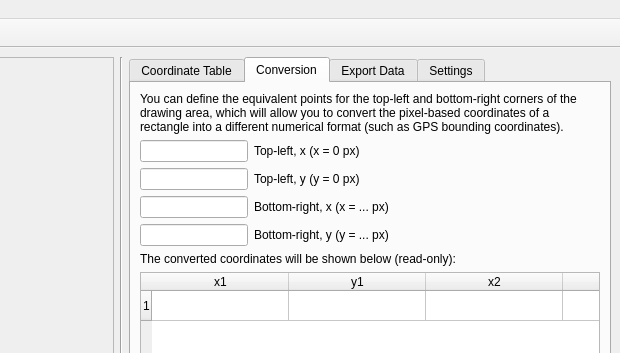
Qt form src/main/resources/base/rectmap.ui (lgactna/RectangleMappingTool) before a commit; both pictures show x 378 to 998 and y 0 to 353 of the 998 by 744 pixel window.
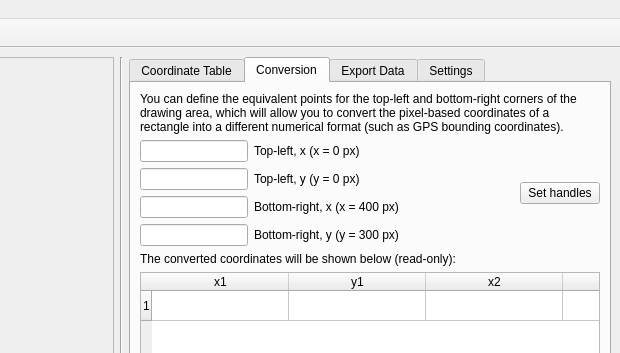
The same form after that commit. The open tabs and pages were chosen to show the change.

Commit message: implement data clear, size text updates

```diff
--- a/src/main/resources/base/rectmap.ui
+++ b/src/main/resources/base/rectmap.ui
@@ -212,6 +212,8 @@
          </widget>
         </item>
         <item>
+         <layout class="QHBoxLayout" name="horizontalLayout_5">
+          <item>
          <layout class="QFormLayout" name="formLayout">
           <item row="0" column="0">
            <widget class="QLineEdit" name="conv_x1_edit"/>
@@ -239,7 +241,7 @@
           <item row="2" column="1">
            <widget class="QLabel" name="conv_x2_label">
             <property name="text">
-             <string>Bottom-right, x (x = ... px)</string>
+               <string>Bottom-right, x (x = 400 px)</string>
             </property>
            </widget>
           </item>
@@ -249,7 +251,16 @@
           <item row="3" column="1">
            <widget class="QLabel" name="conv_y2_label">
             <property name="text">
-             <string>Bottom-right, y (y = ... px)</string>
+               <string>Bottom-right, y (y = 300 px)</string>
+              </property>
+             </widget>
+            </item>
+           </layout>
+          </item>
+          <item>
+           <widget class="QPushButton" name="set_handles_button">
+            <property name="text">
+             <string>Set handles</string>
             </property>
            </widget>
           </item>
```
Left out of the diff: 10 changed lines with no effect on the pictures. Lines whose indentation alone changed are shown as unchanged. The commit also changes 2 other files.
